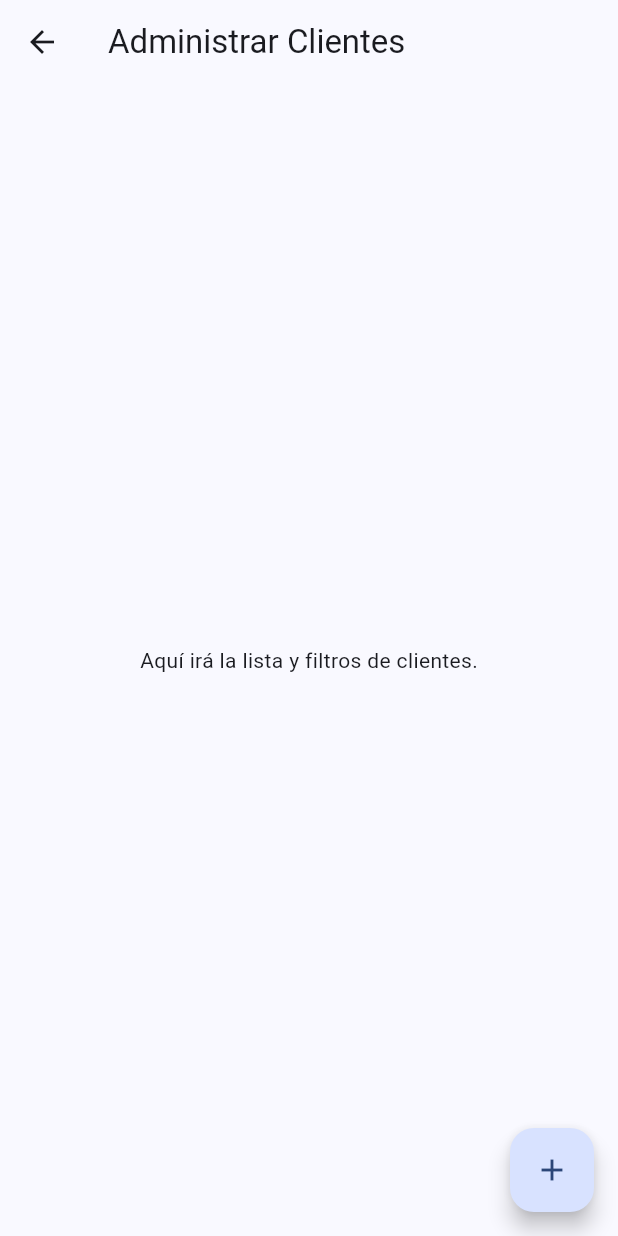
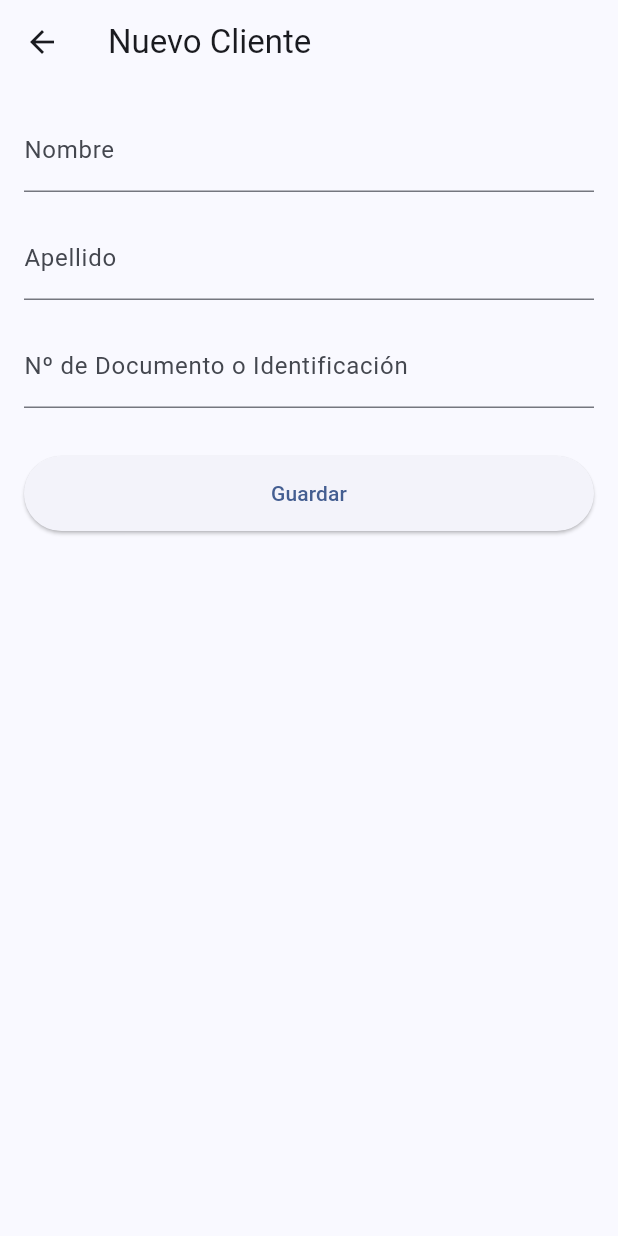
Before and after one commit to MarceloPauls/Front-End_Segundo_Parcial, a Flutter app: the ClientesScreen screen opened by its route, after a tap on the "add" icon, on a phone screen of 412 x 824 dp. Run offline on Flutter 3.47's test engine with Material 3 defaults, Android fonts, the phone set to English and light mode, and no system bars.

Commit message:
Modulo 2 completado

```diff
--- a/alquiler_autos_app/lib/main.dart
+++ b/alquiler_autos_app/lib/main.dart
@@ -6,28 +6,13 @@ import 'services/cliente_service.dart';
 import 'services/reserva_service.dart';
 import 'services/entrega_service.dart';
 import 'screens/vehiculos_screen.dart';
+import 'screens/clientes_screen.dart';
 
 // --- (Más adelante, moverás estas pantallas a sus propios archivos) ---
 // --- PANTALLAS DE MARCADOR DE POSICIÓN ---
 
 
-// Pantalla para Módulo 2: Clientes
-class ClientesScreen extends StatelessWidget {
-  const ClientesScreen({super.key});
-  @override
-  Widget build(BuildContext context) {
-    return Scaffold(
-      appBar: AppBar(title: const Text('Administrar Clientes')),
-      body: const Center(child: Text('Aquí irá la lista y filtros de clientes.')),
-      floatingActionButton: FloatingActionButton(
-        onPressed: () {
-          // Lógica para ir a un formulario de 'nuevo cliente'
-        },
-        child: const Icon(Icons.add),
-      ),
-    );
-  }
-}
+
 
 // Pantalla para Módulo 3 (Formulario): Nueva Reserva
 class NuevaReservaScreen extends StatelessWidget {
--- /dev/null
+++ b/alquiler_autos_app/lib/screens/cliente_form_screen.dart
@@ -0,0 +1,136 @@
+import 'package:flutter/material.dart';
+import 'package:provider/provider.dart';
+
+import '../models/cliente.dart';
+import '../services/cliente_service.dart';
+
+class ClienteFormScreen extends StatefulWidget {
+  // Si 'cliente' es null, creamos. Si no, editamos.
+  final Cliente? cliente;
+
+  const ClienteFormScreen({super.key, required this.cliente});
+
+  @override
+  State<ClienteFormScreen> createState() => _ClienteFormScreenState();
+}
+
+class _ClienteFormScreenState extends State<ClienteFormScreen> {
+  final _formKey = GlobalKey<FormState>();
+
+  // Controladores para los campos
+  late TextEditingController _nombreController;
+  late TextEditingController _apellidoController;
+  late TextEditingController _documentoController;
+
+  bool _esModoEdicion = false;
+
+  @override
+  void initState() {
+    super.initState();
+
+    _esModoEdicion = widget.cliente != null;
+
+    // Inicializamos los controladores con los datos del cliente (si existe)
+    _nombreController = TextEditingController(text: _esModoEdicion ? widget.cliente!.nombre : '');
+    _apellidoController = TextEditingController(text: _esModoEdicion ? widget.cliente!.apellido : '');
+    _documentoController = TextEditingController(text: _esModoEdicion ? widget.cliente!.documento : '');
+  }
+
+  @override
+  void dispose() {
+    _nombreController.dispose();
+    _apellidoController.dispose();
+    _documentoController.dispose();
+    super.dispose();
+  }
+
+  void _guardarFormulario() {
+    if (_formKey.currentState!.validate()) {
+      final clienteService = context.read<ClienteService>();
+
+      final cliente = Cliente(
+        // Usamos ID existente o creamos uno nuevo
+        idCliente: _esModoEdicion ? widget.cliente!.idCliente : DateTime.now().millisecondsSinceEpoch.toString(),
+        nombre: _nombreController.text,
+        apellido: _apellidoController.text,
+        documento: _documentoController.text,
+      );
+
+      if (_esModoEdicion) {
+        clienteService.modificarCliente(cliente);
+      } else {
+        clienteService.agregarCliente(cliente);
+      }
+
+      Navigator.of(context).pop(); // Volver a la lista
+    }
+  }
+
+  @override
+  Widget build(BuildContext context) {
+    return Scaffold(
+      appBar: AppBar(
+        title: Text(_esModoEdicion ? 'Editar Cliente' : 'Nuevo Cliente'),
+      ),
+      body: Padding(
+        padding: const EdgeInsets.all(16.0),
+        child: Form(
+          key: _formKey,
+          child: SingleChildScrollView(
+            child: Column(
+              children: [
+                // --- CAMPO NOMBRE ---
+                TextFormField(
+                  controller: _nombreController,
+                  decoration: const InputDecoration(labelText: 'Nombre'),
+                  validator: (value) {
+                    if (value == null || value.isEmpty) {
+                      return 'Por favor, ingrese un nombre';
+                    }
+                    return null;
+                  },
+                ),
+                const SizedBox(height: 16),
+
+                // --- CAMPO APELLIDO ---
+                TextFormField(
+                  controller: _apellidoController,
+                  decoration: const InputDecoration(labelText: 'Apellido'),
+                  validator: (value) {
+                    if (value == null || value.isEmpty) {
+                      return 'Por favor, ingrese un apellido';
+                    }
+                    return null;
+                  },
+                ),
+                const SizedBox(height: 16),
+
+                // --- CAMPO DOCUMENTO ---
+                TextFormField(
+                  controller: _documentoController,
+                  decoration: const InputDecoration(labelText: 'Nº de Documento o Identificación'),
+                  validator: (value) {
+                    if (value == null || value.isEmpty) {
+                      return 'Por favor, ingrese un documento';
+                    }
+                    return null;
+                  },
+                ),
+                const SizedBox(height: 32),
+
+                // --- BOTÓN GUARDAR ---
+                ElevatedButton(
+                  onPressed: _guardarFormulario,
+                  style: ElevatedButton.styleFrom(
+                    minimumSize: const Size(double.infinity, 50),
+                  ),
+                  child: const Text('Guardar'),
+                ),
+              ],
+            ),
+          ),
+        ),
+      ),
+    );
+  }
+}
--- /dev/null
+++ b/alquiler_autos_app/lib/screens/clientes_screen.dart
@@ -0,0 +1,168 @@
+import 'package:flutter/material.dart';
+import 'package:provider/provider.dart';
+
+import '../models/cliente.dart';
+import '../services/cliente_service.dart';
+import 'cliente_form_screen.dart';
+
+// Usamos StatefulWidget para el filtro
+class ClientesScreen extends StatefulWidget {
+  const ClientesScreen({super.key});
+
+  @override
+  State<ClientesScreen> createState() => _ClientesScreenState();
+}
+
+class _ClientesScreenState extends State<ClientesScreen> {
+  final TextEditingController _filtroController = TextEditingController();
+  String _filtro = '';
+
+  @override
+  void initState() {
+    super.initState();
+    _filtroController.addListener(() {
+      setState(() {
+        _filtro = _filtroController.text.toLowerCase();
+      });
+    });
+  }
+
+  @override
+  void dispose() {
+    _filtroController.dispose();
+    super.dispose();
+  }
+
+  @override
+  Widget build(BuildContext context) {
+    // OBTENER EL SERVICIO
+    final clienteService = context.watch<ClienteService>();
+
+    // APLICAR EL FILTRO
+    final List<Cliente> clientesFiltrados =
+        clienteService.clientes.where((cliente) {
+      if (_filtro.isEmpty) {
+        return true;
+      }
+      final nombre = cliente.nombre.toLowerCase();
+      final apellido = cliente.apellido.toLowerCase();
+      final documento = cliente.documento.toLowerCase();
+
+      return nombre.contains(_filtro) ||
+             apellido.contains(_filtro) ||
+             documento.contains(_filtro);
+    }).toList();
+
+    return Scaffold(
+      appBar: AppBar(
+        title: const Text('Administrar Clientes'),
+      ),
+      body: Column(
+        children: [
+          // --- CAMPO DE FILTRO ---
+          Padding(
+            padding: const EdgeInsets.all(16.0),
+            child: TextField(
+              controller: _filtroController,
+              decoration: InputDecoration(
+                labelText: 'Filtrar por nombre, apellido o documento',
+                prefixIcon: const Icon(Icons.search),
+                border: OutlineInputBorder(
+                  borderRadius: BorderRadius.circular(12.0),
+                ),
+              ),
+            ),
+          ),
+
+          // --- LISTA DE CLIENTES ---
+          Expanded(
+            child: ListView.builder(
+              itemCount: clientesFiltrados.length,
+              itemBuilder: (context, index) {
+                final cliente = clientesFiltrados[index];
+                return ListTile(
+                  leading: const Icon(Icons.person, size: 40),
+                  title: Text(
+                    '${cliente.nombre} ${cliente.apellido}',
+                    style: const TextStyle(fontWeight: FontWeight.bold),
+                  ),
+                  subtitle: Text('Documento: ${cliente.documento}'),
+                  trailing: Row(
+                    mainAxisSize: MainAxisSize.min,
+                    children: [
+                      // --- BOTÓN EDITAR ---
+                      IconButton(
+                        icon: const Icon(Icons.edit),
+                        onPressed: () {
+                          // Navegamos al formulario en modo "Editar"
+                          Navigator.push(
+                            context,
+                            MaterialPageRoute(
+                              builder: (context) =>
+                                  ClienteFormScreen(cliente: cliente),
+                            ),
+                          );
+                        },
+                      ),
+
+                      // --- BOTÓN ELIMINAR ---
+                      IconButton(
+                        icon: const Icon(Icons.delete, color: Colors.redAccent),
+                        onPressed: () {
+                          _mostrarDialogoConfirmacion(context, cliente.idCliente);
+                        },
+                      ),
+                    ],
+                  ),
+                );
+              },
+            ),
+          ),
+        ],
+      ),
+      // --- BOTÓN AÑADIR ---
+      floatingActionButton: FloatingActionButton(
+        onPressed: () {
+          Navigator.push(
+            context,
+            MaterialPageRoute(
+              builder: (context) => const ClienteFormScreen(cliente: null),
+            ),
+          );
+        },
+        child: const Icon(Icons.add),
+      ),
+    );
+  }
+
+  // --- Diálogo de confirmación para eliminar ---
+  void _mostrarDialogoConfirmacion(BuildContext context, String idCliente) {
+    final clienteService = context.read<ClienteService>();
+
+    showDialog(
+      context: context,
+      builder: (BuildContext ctx) {
+        return AlertDialog(
+          title: const Text('Confirmar Eliminación'),
+          content: const Text('¿Estás seguro de que deseas eliminar este cliente?'),
+          actions: [
+            TextButton(
+              child: const Text('Cancelar'),
+              onPressed: () {
+                Navigator.of(ctx).pop();
+              },
+            ),
+            TextButton(
+              style: TextButton.styleFrom(foregroundColor: Colors.red),
+              child: const Text('Eliminar'),
+              onPressed: () {
+                clienteService.eliminarCliente(idCliente);
+                Navigator.of(ctx).pop();
+              },
+            ),
+          ],
+        );
+      },
+    );
+  }
+}
```
